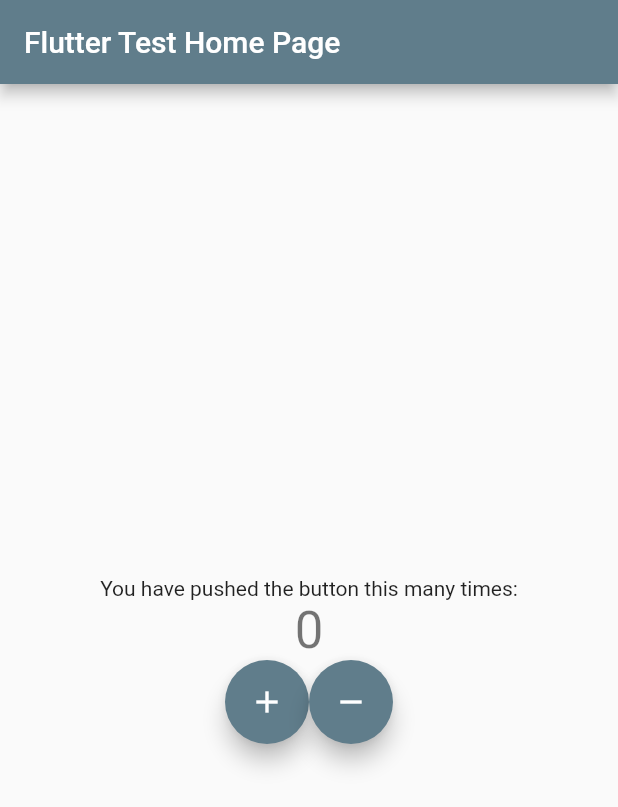
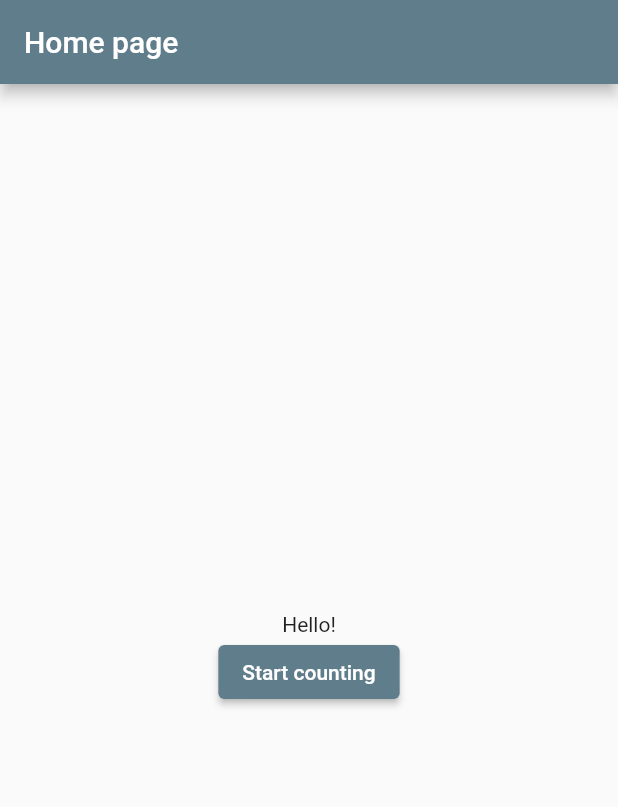
Before and after one commit to brendacq/hello-flutter, a Flutter app: the screen it shows after launch, on a phone screen of 412 x 824 dp. Shown: the top 807 px of the screen. Run offline on Flutter 3.47's test engine with Material 2 defaults, Android fonts, the phone set to English and light mode, and no system bars.

Commit message:
feature: add home page

```diff
--- /dev/null
+++ b/hello_app/lib/dashboard/screens/hello_screen.dart
@@ -0,0 +1,31 @@
+import 'package:flutter/material.dart';
+import 'package:hello_app/dashboard/screens/enter_number_screen.dart';
+
+class HomeScreen extends StatelessWidget {
+  const HomeScreen({Key? key, required this.title}) : super(key: key);
+
+  final String title;
+
+  @override
+  Widget build(BuildContext context) => Scaffold(
+        appBar: AppBar(
+          title: Text(title),
+        ),
+        body: Center(
+          child: Column(
+            mainAxisAlignment: MainAxisAlignment.center,
+            children: <Widget>[
+              const Text('Hello!'),
+              ElevatedButton(
+                  onPressed: () {
+                    Navigator.push(
+                        context,
+                        MaterialPageRoute(
+                            builder: (context) => const EnterNumber()));
+                  },
+                  child: const Text('Start counting'))
+            ],
+          ),
+        ),
+      );
+}
--- a/hello_app/lib/main.dart
+++ b/hello_app/lib/main.dart
@@ -1,4 +1,5 @@
 import 'package:flutter/material.dart';
+import 'package:hello_app/dashboard/screens/hello_screen.dart';
 
 void main() {
   runApp(const MyApp());
@@ -7,124 +8,14 @@ void main() {
 class MyApp extends StatelessWidget {
   const MyApp({Key? key}) : super(key: key);
 
-  // This widget is the root of your application.
   @override
   Widget build(BuildContext context) {
     return MaterialApp(
       title: 'Flutter Test',
       theme: ThemeData(
-        // This is the theme of your application.
-        //
-        // Try running your application with "flutter run". You'll see the
-        // application has a blue toolbar. Then, without quitting the app, try
-        // changing the primarySwatch below to Colors.green and then invoke
-        // "hot reload" (press "r" in the console where you ran "flutter run",
-        // or simply save your changes to "hot reload" in a Flutter IDE).
-        // Notice that the counter didn't reset back to zero; the application
-        // is not restarted.
         primarySwatch: Colors.blueGrey,
       ),
-      home: const MyHomePage(title: 'Flutter Test Home Page'),
+      home: const HomeScreen(title: 'Home page'),
     );
   }
 }
-
-class MyHomePage extends StatefulWidget {
-  const MyHomePage({Key? key, required this.title}) : super(key: key);
-
-  // This widget is the home page of your application. It is stateful, meaning
-  // that it has a State object (defined below) that contains fields that affect
-  // how it looks.
-
-  // This class is the configuration for the state. It holds the values (in this
-  // case the title) provided by the parent (in this case the App widget) and
-  // used by the build method of the State. Fields in a Widget subclass are
-  // always marked "final".
-
-  final String title;
-
-  @override
-  State<MyHomePage> createState() => _MyHomePageState();
-}
-
-class _MyHomePageState extends State<MyHomePage> {
-  int _counter = 0;
-
-  void _incrementCounter() {
-    setState(() {
-      // This call to setState tells the Flutter framework that something has
-      // changed in this State, which causes it to rerun the build method below
-      // so that the display can reflect the updated values. If we changed
-      // _counter without calling setState(), then the build method would not be
-      // called again, and so nothing would appear to happen.
-      _counter++;
-    });
-  }
-
-  void _decrementCounter() {
-    setState(() {
-      _counter--;
-    });
-  }
-
-  @override
-  Widget build(BuildContext context) {
-    // This method is rerun every time setState is called, for instance as done
-    // by the _incrementCounter method above.
-    //
-    // The Flutter framework has been optimized to make rerunning build methods
-    // fast, so that you can just rebuild anything that needs updating rather
-    // than having to individually change instances of widgets.
-    return Scaffold(
-      appBar: AppBar(
-        // Here we take the value from the MyHomePage object that was created by
-        // the App.build method, and use it to set our appbar title.
-        title: Text(widget.title),
-      ),
-      body: Center(
-        // Center is a layout widget. It takes a single child and positions it
-        // in the middle of the parent.
-        child: Column(
-          // Column is also a layout widget. It takes a list of children and
-          // arranges them vertically. By default, it sizes itself to fit its
-          // children horizontally, and tries to be as tall as its parent.
-          //
-          // Invoke "debug painting" (press "p" in the console, choose the
-          // "Toggle Debug Paint" action from the Flutter Inspector in Android
-          // Studio, or the "Toggle Debug Paint" command in Visual Studio Code)
-          // to see the wireframe for each widget.
-          //
-          // Column has various properties to control how it sizes itself and
-          // how it positions its children. Here we use mainAxisAlignment to
-          // center the children vertically; the main axis here is the vertical
-          // axis because Columns are vertical (the cross axis would be
-          // horizontal).
-          mainAxisAlignment: MainAxisAlignment.center,
-          children: <Widget>[
-            const Text(
-              'You have pushed the button this many times:',
-            ),
-            Text(
-              '$_counter',
-              style: Theme.of(context).textTheme.headline4,
-            ),
-            Row(
-              mainAxisAlignment: MainAxisAlignment.center,
-              children: [
-                FloatingActionButton(
-                  onPressed: _incrementCounter,
-                  tooltip: 'Increment',
-                  child: const Icon(Icons.add),
-                ),
-                FloatingActionButton(
-                    onPressed: _decrementCounter,
-                    tooltip: 'Decrement',
-                    child: const Icon(Icons.remove))
-              ],
-            )
-          ],
-        ),
-      ),
-    );
-  }
-}
```
